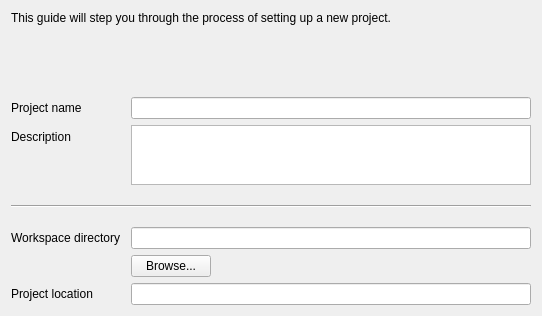
Qt form src/Gui/wizard/ui/GeneralPage.ui (luyikei/VLMC) before a commit.
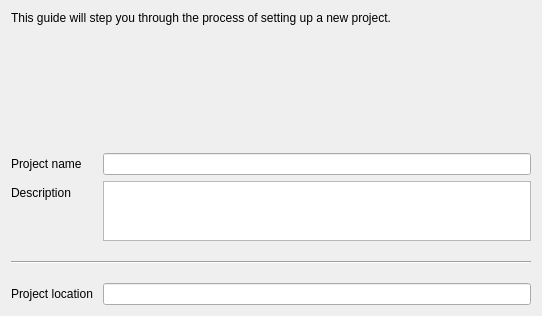
The same form after that commit.

Commit message:
ProjectWizard: Remove workspace location field.
This is now a global VLMC setting, not a per-project one

What changed in the file:
```diff
--- a/src/Gui/wizard/ui/GeneralPage.ui
+++ b/src/Gui/wizard/ui/GeneralPage.ui
@@ -82,11 +82,12 @@
       <string notr="true">&lt;!DOCTYPE HTML PUBLIC &quot;-//W3C//DTD HTML 4.0//EN&quot; &quot;http://www.w3.org/TR/REC-html40/strict.dtd&quot;&gt;
 &lt;html&gt;&lt;head&gt;&lt;meta name=&quot;qrichtext&quot; content=&quot;1&quot; /&gt;&lt;style type=&quot;text/css&quot;&gt;
 p, li { white-space: pre-wrap; }
-&lt;/style&gt;&lt;/head&gt;&lt;body style=&quot; font-family:'Sans Serif'; font-size:10pt; font-weight:400; font-style:normal;&quot;&gt;
-&lt;table style=&quot;-qt-table-type: root; margin-top:4px; margin-bottom:4px; margin-left:4px; margin-right:4px;&quot;&gt;
+&lt;/style&gt;&lt;/head&gt;&lt;body style=&quot; font-family:'Noto Sans'; font-size:10pt; font-weight:400; font-style:normal;&quot;&gt;
+&lt;table border=&quot;0&quot; style=&quot;-qt-table-type: root; margin-top:4px; margin-bottom:4px; margin-left:4px; margin-right:4px;&quot;&gt;
 &lt;tr&gt;
 &lt;td style=&quot;border: none;&quot;&gt;
-&lt;p style=&quot;-qt-paragraph-type:empty; margin-top:0px; margin-bottom:0px; margin-left:0px; margin-right:0px; -qt-block-indent:0; text-indent:0px;&quot;&gt;&lt;/p&gt;&lt;/td&gt;&lt;/tr&gt;&lt;/table&gt;&lt;/body&gt;&lt;/html&gt;</string>
+&lt;p style=&quot;-qt-paragraph-type:empty; margin-top:0px; margin-bottom:0px; margin-left:0px; margin-right:0px; -qt-block-indent:0; text-indent:0px; font-family:'Sans Serif';&quot;&gt;&lt;br /&gt;&lt;/p&gt;
+&lt;p style=&quot;-qt-paragraph-type:empty; margin-top:0px; margin-bottom:0px; margin-left:0px; margin-right:0px; -qt-block-indent:0; text-indent:0px; font-family:'Sans Serif';&quot;&gt;&lt;br /&gt;&lt;/p&gt;&lt;/td&gt;&lt;/tr&gt;&lt;/table&gt;&lt;/body&gt;&lt;/html&gt;</string>
      </property>
      <property name="acceptRichText">
       <bool>false</bool>
@@ -107,33 +108,6 @@
     </widget>
    </item>
    <item row="5" column="0">
-    <widget class="QLabel" name="label_4">
-     <property name="text">
-      <string>Workspace directory</string>
-     </property>
-    </widget>
-   </item>
-   <item row="5" column="1">
-    <widget class="QLineEdit" name="lineEditWorkspace">
-     <property name="text">
-      <string notr="true"/>
-     </property>
-    </widget>
-   </item>
-   <item row="6" column="1">
-    <widget class="QPushButton" name="pushButtonBrowse">
-     <property name="sizePolicy">
-      <sizepolicy hsizetype="Maximum" vsizetype="Fixed">
-       <horstretch>0</horstretch>
-       <verstretch>0</verstretch>
-      </sizepolicy>
-     </property>
-     <property name="text">
-      <string>Browse...</string>
-     </property>
-    </widget>
-   </item>
-   <item row="7" column="0">
     <widget class="QLabel" name="label_5">
      <property name="sizePolicy">
       <sizepolicy hsizetype="Maximum" vsizetype="Preferred">
@@ -146,7 +120,7 @@
      </property>
     </widget>
    </item>
-   <item row="7" column="1">
+   <item row="5" column="1">
     <widget class="QLineEdit" name="lineEditProjectLocation">
      <property name="text">
       <string notr="true"/>
```
The commit also changes 3 other files.
